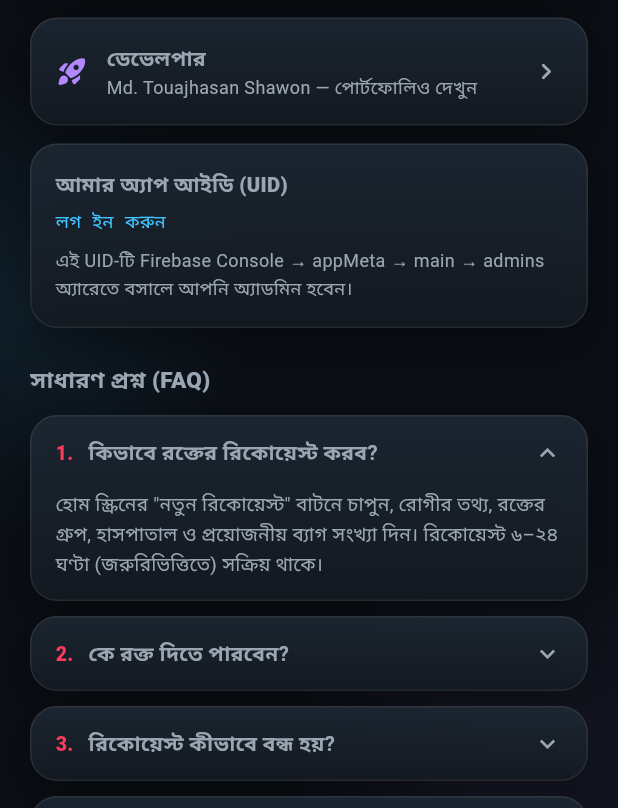
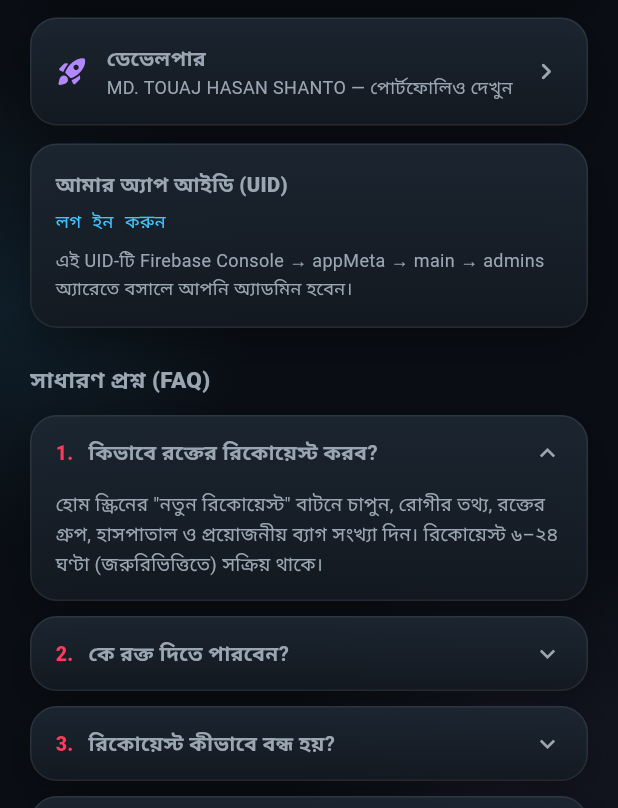
Before and after one commit to mdtouajhasanshountoparsonal/BloodLink_BD, a Flutter app: the HelpScreen screen opened directly, on a phone screen of 412 x 824 dp, the part 428-1236 px from its top. Run offline on Flutter 3.47's test engine with Material 3 defaults, Android fonts, the phone set to English and light mode, and no system bars; our stand-ins replace cloud_firestore, firebase_auth, firebase_core, firebase_messaging, flutter_map, geolocator and 2 more; accounts and stored records are empty.

Commit message:
docs: developer name spelling fix

```diff
--- a/lib/screens/help_screen.dart
+++ b/lib/screens/help_screen.dart
@@ -145,7 +145,7 @@ class _HelpScreenState extends State<HelpScreen> {
                                       style: TextStyle(fontSize: 13.5, fontWeight: FontWeight.w800)),
                                   SizedBox(height: 2),
                                   Text(
-                                    'Md. Touajhasan Shawon — পোর্টফোলিও দেখুন',
+                                    'MD. TOUAJ HASAN SHANTO — পোর্টফোলিও দেখুন',
                                     style: TextStyle(color: AppColors.textSecondary, fontSize: 12),
                                   ),
                                 ],
```
Also changed, not shown: 2 other files.
